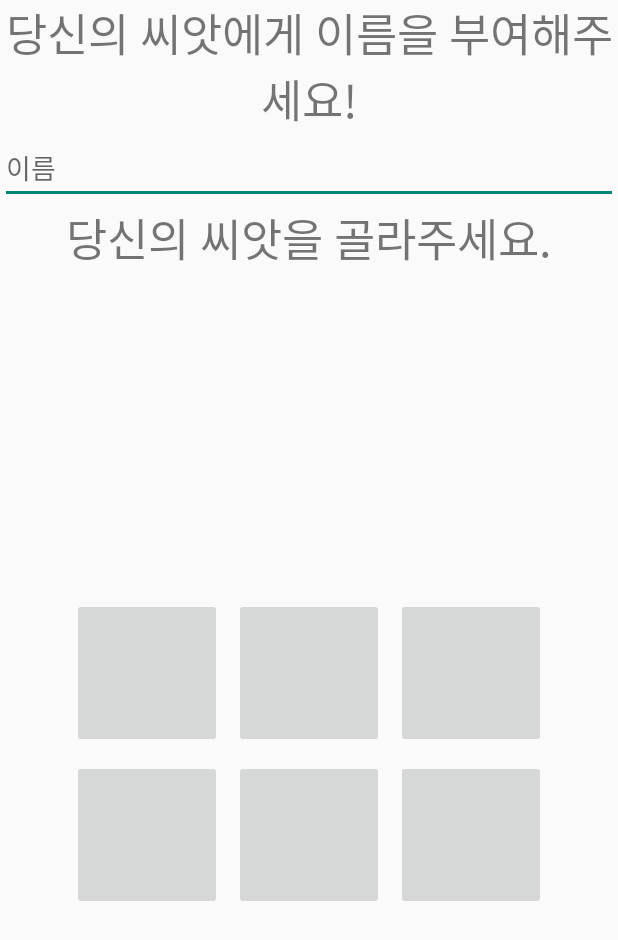
After one commit to HwaRyo/Little-Forest, an Android app: the SeedActivity screen opened directly, with no data from a screen before it, on a phone screen of 412 x 824 dp. The commit adds this screen. Shown: the top 940 px of the screen. Run offline under Robolectric (Android 15) with nearby library versions, the phone set to English and light mode, and no system bars; our stand-ins replace Firebase (no records; nobody signed in at launch, a user with empty details on screens opened directly).

Commit message:
Little Forest - 처음사용자 씨앗생성 추가 + 파이어베이스

```diff
--- a/MyLittleForRest/app/src/main/AndroidManifest.xml
+++ b/MyLittleForRest/app/src/main/AndroidManifest.xml
@@ -14,7 +14,8 @@
         android:roundIcon="@mipmap/ic_launcher_round"
         android:supportsRtl="true"
         android:theme="@style/Theme.LittleForest">
-
+        <activity android:name=".LodingActivity"></activity>
+        <activity android:name=".SeedActivity" />
         <activity android:name=".MainActivity" />
         <activity android:name=".LoginActivity">
             <intent-filter>
@@ -23,10 +24,8 @@
                 <category android:name="android.intent.category.LAUNCHER" />
             </intent-filter>
         </activity>
-
         <activity android:name=".AddPhotoActivity" />
         <activity android:name=".CommentActivity" />
-
     </application>
 
 </manifest>
--- /dev/null
+++ b/MyLittleForRest/app/src/main/java/com/beehivestudio/mylittleforrest/SeedActivity.java
@@ -0,0 +1,108 @@
+package com.beehivestudio.mylittleforrest;
+
+import androidx.annotation.NonNull;
+import androidx.appcompat.app.AppCompatActivity;
+
+import android.content.Intent;
+import android.os.Bundle;
+import android.util.Log;
+import android.view.View;
+import android.widget.EditText;
+import android.widget.ImageButton;
+import android.widget.TextView;
+
+import com.beehivestudio.mylittleforrest.model.SeedDTO;
+import com.google.android.gms.tasks.OnCompleteListener;
+import com.google.android.gms.tasks.Task;
+import com.google.firebase.auth.FirebaseAuth;
+import com.google.firebase.auth.FirebaseUser;
+import com.google.firebase.database.DatabaseReference;
+import com.google.firebase.database.FirebaseDatabase;
+import com.google.firebase.firestore.DocumentSnapshot;
+import com.google.firebase.firestore.FirebaseFirestore;
+import com.google.firebase.firestore.QueryDocumentSnapshot;
+import com.google.firebase.firestore.QuerySnapshot;
+import com.google.firebase.firestore.core.FirestoreClient;
+import com.google.firebase.storage.FirebaseStorage;
+
+import java.util.HashMap;
+import java.util.Map;
+
+public class SeedActivity extends AppCompatActivity {
+
+    FirebaseFirestore db = FirebaseFirestore.getInstance();
+    FirebaseUser user = FirebaseAuth.getInstance().getCurrentUser();
+
+    String uid = user.getUid();
+    String seed = null;
+
+    @Override
+    protected void onCreate(Bundle savedInstanceState) {
+        super.onCreate(savedInstanceState);
+        setContentView(R.layout.activity_seed);
+
+        EditText et_seed_name = findViewById(R.id.et_seed_name);
+
+        ImageButton seed1 = findViewById(R.id.seed1);
+        ImageButton seed2 = findViewById(R.id.seed2);
+        ImageButton seed3 = findViewById(R.id.seed3);
+        ImageButton seed4 = findViewById(R.id.seed4);
+        ImageButton seed5 = findViewById(R.id.seed5);
+        ImageButton seed6 = findViewById(R.id.seed6);
+
+        ImageButton.OnClickListener onClickListener = new ImageButton.OnClickListener() {
+            @Override
+            public void onClick(View view) {
+                if(et_seed_name.getText()!=null) {
+                    switch (view.getId()) {
+                        case R.id.seed1:
+                            seed = "장미";
+                            seed_sand(seed, et_seed_name.getText().toString());
+                            break;
+                        case R.id.seed2:
+                            seed = "장미";
+                            seed_sand(seed, et_seed_name.getText().toString());
+                            break;
+                        case R.id.seed3:
+                            seed = "장미";
+                            seed_sand(seed, et_seed_name.getText().toString());
+                            break;
+                        case R.id.seed4:
+                            seed = "장미";
+                            seed_sand(seed, et_seed_name.getText().toString());
+                            break;
+                        case R.id.seed5:
+                            seed = "장미";
+                            seed_sand(seed, et_seed_name.getText().toString());
+                            break;
+                        case R.id.seed6:
+                            seed = "장미";
+                            seed_sand(seed, et_seed_name.getText().toString());
+                            break;
+                    }
+                }
+            }
+        };
+        seed1.setOnClickListener(onClickListener);
+        seed2.setOnClickListener(onClickListener);
+        seed3.setOnClickListener(onClickListener);
+        seed4.setOnClickListener(onClickListener);
+        seed5.setOnClickListener(onClickListener);
+        seed6.setOnClickListener(onClickListener);
+
+
+    }
+
+    private void seed_sand(String species, String name){
+            Map<String, Object> user = new HashMap<>();
+            user.put("species", species);
+            user.put("name", name);
+            user.put("exp", "0");
+
+            db.collection("Seed").document(uid).set(user);
+
+            Intent intent = new Intent(SeedActivity.this, MainActivity.class);
+            intent.setFlags(Intent.FLAG_ACTIVITY_NEW_TASK | Intent.FLAG_ACTIVITY_CLEAR_TASK | Intent.FLAG_ACTIVITY_CLEAR_TOP);
+            SeedActivity.this.startActivity(intent);
+    }
+}
--- /dev/null
+++ b/MyLittleForRest/app/src/main/res/layout/activity_seed.xml
@@ -0,0 +1,78 @@
+<?xml version="1.0" encoding="utf-8"?>
+<LinearLayout xmlns:android="http://schemas.android.com/apk/res/android"
+    xmlns:app="http://schemas.android.com/apk/res-auto"
+    xmlns:tools="http://schemas.android.com/tools"
+    android:layout_width="match_parent"
+    android:layout_height="match_parent"
+    android:orientation="vertical"
+    tools:context=".SeedActivity">
+
+    <TextView
+        android:layout_width="match_parent"
+        android:layout_height="wrap_content"
+        android:gravity="center"
+        android:textSize="30sp"
+        android:text="당신의 씨앗에게 이름을 부여해주세요!" />
+
+    <EditText
+        android:id="@+id/et_seed_name"
+        android:layout_width="match_parent"
+        android:layout_height="wrap_content"
+        android:maxLength="10"
+        android:hint="이름"/>
+
+    <TextView
+        android:layout_width="match_parent"
+        android:layout_height="wrap_content"
+        android:gravity="center"
+        android:textSize="30sp"
+        android:text="당신의 씨앗을 골라주세요." />
+
+    <LinearLayout
+        android:layout_width="match_parent"
+        android:layout_height="match_parent"
+        android:gravity="center">
+
+        <GridLayout
+            android:layout_width="wrap_content"
+            android:layout_height="wrap_content"
+            android:layout_gravity="center"
+            android:columnCount="3"
+            android:orientation="horizontal"
+            android:rowCount="3"
+            android:useDefaultMargins="true">
+
+            <ImageButton
+                android:id="@+id/seed1"
+                android:layout_width="100dp"
+                android:layout_height="100dp"/>
+
+            <ImageButton
+                android:id="@+id/seed2"
+                android:layout_width="100dp"
+                android:layout_height="100dp" />
+
+            <ImageButton
+                android:id="@+id/seed3"
+                android:layout_width="100dp"
+                android:layout_height="100dp" />
+
+            <ImageButton
+                android:id="@+id/seed4"
+                android:layout_width="100dp"
+                android:layout_height="100dp" />
+
+            <ImageButton
+                android:id="@+id/seed5"
+                android:layout_width="100dp"
+                android:layout_height="100dp" />
+
+            <ImageButton
+                android:id="@+id/seed6"
+                android:layout_width="100dp"
+                android:layout_height="100dp" />
+
+        </GridLayout>
+    </LinearLayout>
+
+</LinearLayout>
```
Also changed, not shown: MyLittleForRest/app/build.gradle (+6 -6 lines), MyLittleForRest/app/src/main/java/com/beehivestudio/mylittleforrest/LodingActivity.java (added, +44 -0 lines), MyLittleForRest/app/src/main/java/com/beehivestudio/mylittleforrest/LoginActivity.kt (+5 -5 lines), MyLittleForRest/app/src/main/java/com/beehivestudio/mylittleforrest/model/SeedDTO.java (added, +13 -0 lines), MyLittleForRest/app/src/main/java/com/beehivestudio/mylittleforrest/navigation/MainFragment.java (+19 -7 lines), MyLittleForRest/app/src/main/res/layout/activity_loding.xml (added, +9 -0 lines), MyLittleForRest/app/src/main/res/layout/fragment_main.xml (+57 -3 lines).
